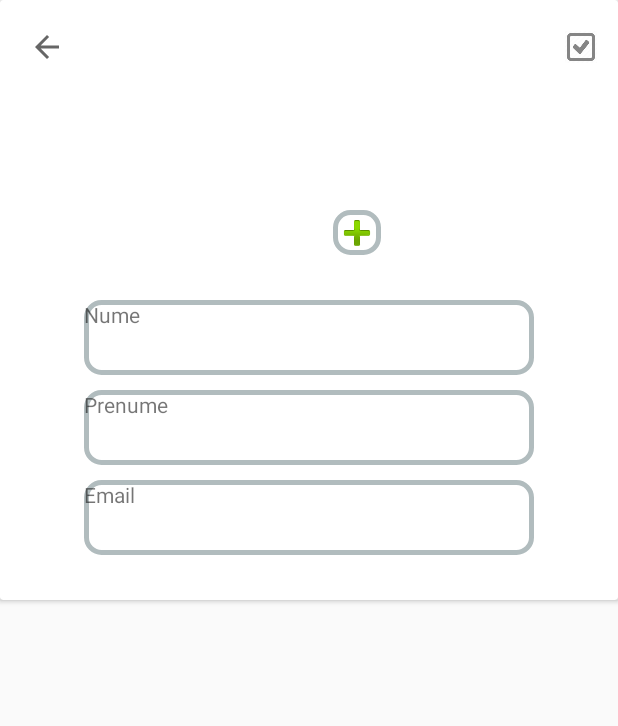
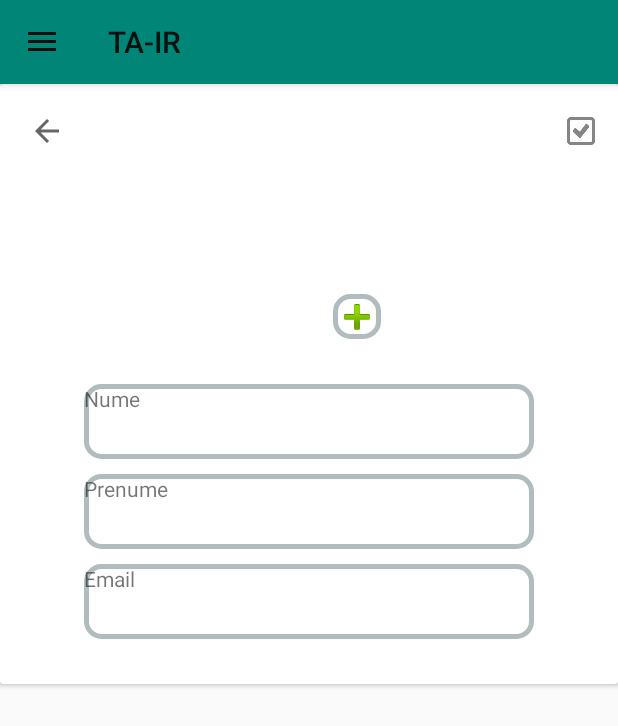
Before and after one commit to LINDVIOR18/TA_IR, an Android app: the ProfileActivity screen opened directly, with no data from a screen before it, on a phone screen of 412 x 824 dp. Shown: the top 726 px of the screen. Run offline under Robolectric (Android 15) with nearby library versions, the phone set to English and light mode, and no system bars; Roboto replaces fonts that are not available here.

Commit message:
NAvigation Drawer

```diff
--- a/app/build.gradle
+++ b/app/build.gradle
@@ -30,6 +30,10 @@ android {
         implementation 'de.hdodenhof:circleimageview:3.0.0'
         implementation 'androidx.cardview:cardview:1.0.0'
         implementation 'androidx.recyclerview:recyclerview:1.1.0'
+        implementation 'com.android.support:design:29.0.2'
+        implementation 'com.android.support:support-annotations:29.0.2'
+
+
 
         testImplementation 'junit:junit:4.12'
         androidTestImplementation 'androidx.test:runner:1.3.0-alpha02'
--- a/app/src/main/AndroidManifest.xml
+++ b/app/src/main/AndroidManifest.xml
@@ -32,11 +32,13 @@
         <activity android:name=".ReportIncidentListActivity"></activity>
         <activity android:name=".ReportIncidentActivity"></activity>
 
-        <activity android:name=".ProfileActivity"/>
+        <activity android:name=".ProfileActivity" android:exported="true"/>
 
         <activity android:name=".ShowPopUp"/>
 
         <activity android:name=".OpenCamera"/>
+        <activity android:name=".NavigationDrawer"
+            android:exported="true"/>
 
         <meta-data
             android:name="preloaded_fonts"
--- /dev/null
+++ b/app/src/main/java/com/example/takeaction/NavigationDrawer.java
@@ -0,0 +1,87 @@
+package com.example.takeaction;
+
+import android.content.Context;
+import android.content.Intent;
+import android.os.Bundle;
+import android.view.LayoutInflater;
+import android.view.MenuItem;
+import android.view.View;
+
+import androidx.annotation.NonNull;
+import androidx.appcompat.app.ActionBarDrawerToggle;
+import androidx.appcompat.app.AppCompatActivity;
+import androidx.drawerlayout.widget.DrawerLayout;
+
+import com.google.android.material.navigation.NavigationView;
+
+public abstract class NavigationDrawer extends AppCompatActivity {
+
+    protected DrawerLayout dl;
+    private ActionBarDrawerToggle t;
+    private NavigationView nv;
+
+    @Override
+    protected void onCreate(Bundle savedInstanceState) {
+        super.onCreate(savedInstanceState);
+        setContentView(R.layout.activity_navigation_drawer);
+
+        dl = findViewById(R.id.activity_navigation_drawer);
+        t = new ActionBarDrawerToggle(this, dl,R.string.open, R.string.close);
+
+        dl.addDrawerListener(t);
+        t.syncState();
+
+        getSupportActionBar().setDisplayHomeAsUpEnabled(true);
+
+        nv = findViewById(R.id.nv);
+        nv.setNavigationItemSelectedListener(new NavigationView.OnNavigationItemSelectedListener() {
+            @Override
+            public boolean onNavigationItemSelected(@NonNull MenuItem item) {
+                int id = item.getItemId();
+                switch(id)
+                {
+                    case R.id.home:
+//                        Intent home = new Intent(getApplicationContext(), HomeMapActivity.class);
+//                        startActivity(home);
+                        break;
+                    case R.id.account:
+                        Intent account = new Intent(getApplicationContext(), ProfileActivity.class);
+                        startActivity(account);break;
+                    case R.id.incident:
+                        Intent incident = new Intent(getApplicationContext(), ReportIncidentActivity.class);
+                        startActivity(incident);break;
+                    case R.id.logout:
+//                        Intent logout = new Intent(getApplicationContext(), LgoutActivity.class);
+//                        startActivity(logout);
+                        break;
+                    default:
+                        return true;
+                }
+
+
+                return true;
+
+            }
+        });
+
+        setNavigation();
+    }
+
+    protected abstract int getLayoutRes();
+
+    private void setNavigation() {
+        LayoutInflater inflater = (LayoutInflater) this
+                .getSystemService(Context.LAYOUT_INFLATER_SERVICE);
+        View contentView = inflater.inflate(getLayoutRes(), null, false);
+        dl.addView(contentView, 0);
+    }
+
+    @Override
+    public boolean onOptionsItemSelected(MenuItem item) {
+
+        if(t.onOptionsItemSelected(item))
+            return true;
+
+        return super.onOptionsItemSelected(item);
+    }
+}
--- a/app/src/main/java/com/example/takeaction/ProfileActivity.java
+++ b/app/src/main/java/com/example/takeaction/ProfileActivity.java
@@ -11,14 +11,17 @@ import android.view.MotionEvent;
 import android.view.View;
 import android.widget.LinearLayout;
 import android.widget.PopupWindow;
-import androidx.appcompat.app.AppCompatActivity;
 
-public class ProfileActivity extends AppCompatActivity {
+public class ProfileActivity extends NavigationDrawer {
 
     @Override
     protected void onCreate(Bundle savedInstanceState) {
         super.onCreate(savedInstanceState);
-        setContentView(R.layout.activity_profile);
+    }
+
+    @Override
+    protected int getLayoutRes() {
+        return R.layout.activity_profile;
     }
 
     public void onClickShowPopUp(View view) {
--- /dev/null
+++ b/app/src/main/res/drawable/ic_add_circle_black_24dp.xml
@@ -0,0 +1,9 @@
+<vector xmlns:android="http://schemas.android.com/apk/res/android"
+        android:width="24dp"
+        android:height="24dp"
+        android:viewportWidth="24.0"
+        android:viewportHeight="24.0">
+    <path
+        android:fillColor="#FF000000"
+        android:pathData="M12,2C6.48,2 2,6.48 2,12s4.48,10 10,10 10,-4.48 10,-10S17.52,2 12,2zM17,13h-4v4h-2v-4L7,13v-2h4L11,7h2v4h4v2z"/>
+</vector>
--- /dev/null
+++ b/app/src/main/res/drawable/ic_exit_to_app_black_24dp.xml
@@ -0,0 +1,9 @@
+<vector xmlns:android="http://schemas.android.com/apk/res/android"
+        android:width="24dp"
+        android:height="24dp"
+        android:viewportWidth="24.0"
+        android:viewportHeight="24.0">
+    <path
+        android:fillColor="#FF000000"
+        android:pathData="M10.09,15.59L11.5,17l5,-5 -5,-5 -1.41,1.41L12.67,11H3v2h9.67l-2.58,2.59zM19,3H5c-1.11,0 -2,0.9 -2,2v4h2V5h14v14H5v-4H3v4c0,1.1 0.89,2 2,2h14c1.1,0 2,-0.9 2,-2V5c0,-1.1 -0.9,-2 -2,-2z"/>
+</vector>
--- /dev/null
+++ b/app/src/main/res/drawable/ic_home_black_24dp.xml
@@ -0,0 +1,9 @@
+<vector xmlns:android="http://schemas.android.com/apk/res/android"
+        android:width="24dp"
+        android:height="24dp"
+        android:viewportWidth="24.0"
+        android:viewportHeight="24.0">
+    <path
+        android:fillColor="#FF000000"
+        android:pathData="M10,20v-6h4v6h5v-8h3L12,3 2,12h3v8z"/>
+</vector>
--- /dev/null
+++ b/app/src/main/res/drawable/ic_person_black_24dp.xml
@@ -0,0 +1,9 @@
+<vector xmlns:android="http://schemas.android.com/apk/res/android"
+        android:width="24dp"
+        android:height="24dp"
+        android:viewportWidth="24.0"
+        android:viewportHeight="24.0">
+    <path
+        android:fillColor="#FF000000"
+        android:pathData="M12,12c2.21,0 4,-1.79 4,-4s-1.79,-4 -4,-4 -4,1.79 -4,4 1.79,4 4,4zM12,14c-2.67,0 -8,1.34 -8,4v2h16v-2c0,-2.66 -5.33,-4 -8,-4z"/>
+</vector>
--- /dev/null
+++ b/app/src/main/res/layout/activity_navigation_drawer.xml
@@ -0,0 +1,23 @@
+<?xml version="1.0" encoding="utf-8"?>
+<androidx.drawerlayout.widget.DrawerLayout
+    xmlns:android="http://schemas.android.com/apk/res/android"
+    xmlns:app="http://schemas.android.com/apk/res-auto"
+    android:id="@+id/activity_navigation_drawer"
+    android:layout_width="match_parent"
+    android:layout_height="match_parent">
+
+
+
+    <com.google.android.material.navigation.NavigationView
+        android:layout_width="wrap_content"
+        android:layout_height="match_parent"
+        app:menu="@menu/navigation_menu"
+        android:layout_gravity="start"
+        app:headerLayout="@layout/nav_header"
+        android:id="@+id/nv">
+
+    </com.google.android.material.navigation.NavigationView>
+
+
+
+</androidx.drawerlayout.widget.DrawerLayout>
--- /dev/null
+++ b/app/src/main/res/menu/navigation_menu.xml
@@ -0,0 +1,17 @@
+<?xml version="1.0" encoding="utf-8"?>
+<menu xmlns:android="http://schemas.android.com/apk/res/android">
+
+    <item android:id="@+id/home"
+        android:icon="@drawable/ic_home_black_24dp"
+        android:title="Home"/>
+    <item android:id="@+id/account"
+        android:icon="@drawable/ic_person_black_24dp"
+        android:title="My Account"/>
+    <item android:id="@+id/incident"
+        android:icon="@drawable/ic_add_circle_black_24dp"
+        android:title="Add an incident"/>
+    <item android:id="@+id/logout"
+        android:icon="@drawable/ic_exit_to_app_black_24dp"
+        android:title="Log Out"/>
+
+</menu>
--- a/app/src/main/res/values/strings.xml
+++ b/app/src/main/res/values/strings.xml
@@ -11,4 +11,6 @@
     <string name="slider_description">This is Sample Descriptions for the Slider</string>
     <string name="slider_next">Next</string>
     <string name="slider_skip">Skip</string>
+    <string name="open">Nav</string>
+    <string name="close">Bar</string>
 </resources>
--- a/app/src/main/res/values/styles.xml
+++ b/app/src/main/res/values/styles.xml
@@ -1,7 +1,7 @@
 <resources>
 
     <!-- Base application theme. -->
-    <style name="AppTheme" parent="Theme.AppCompat.Light.NoActionBar">
+    <style name="AppTheme" parent="Theme.AppCompat.Light">
         <!-- Customize your theme here. -->
         <item name="colorPrimary">@color/colorPrimary</item>
         <item name="colorPrimaryDark">@color/colorPrimaryDark</item>
```
Also changed, not shown: app/src/main/java/com/example/takeaction/ReportIncidentActivity.java (+6 -3 lines), app/src/main/res/layout/nav_header.xml (added, +20 -0 lines).
